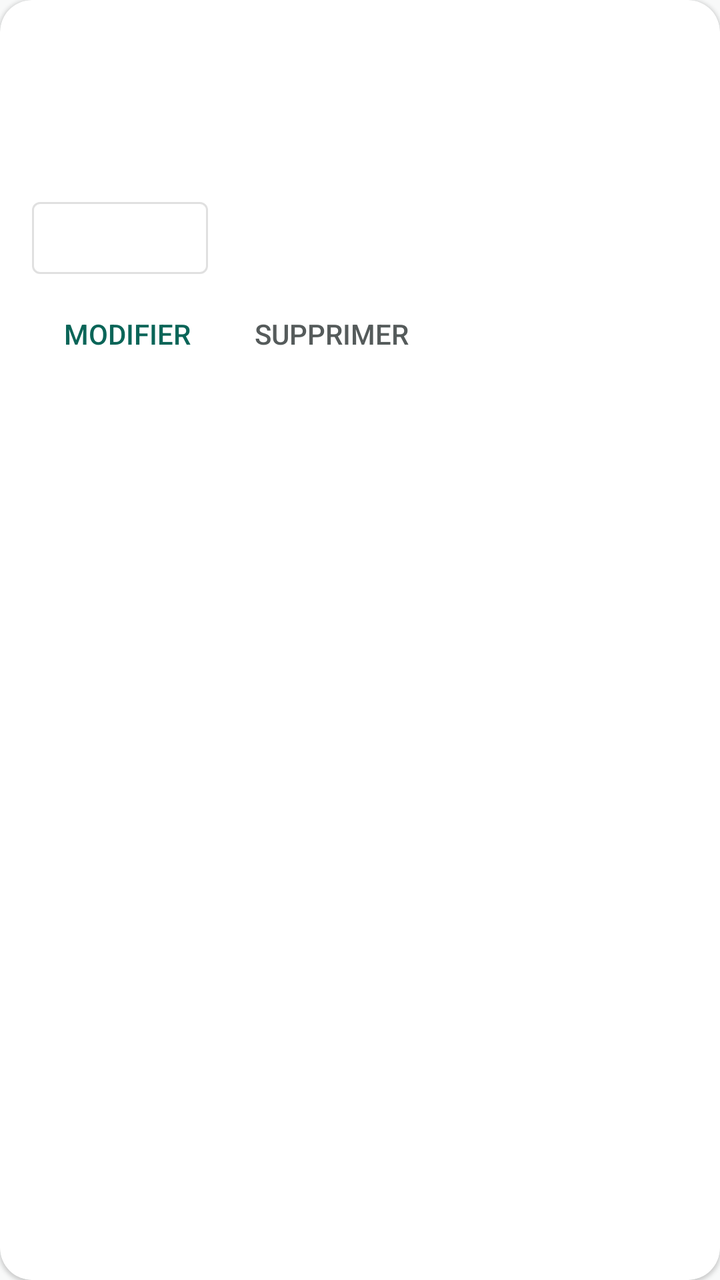
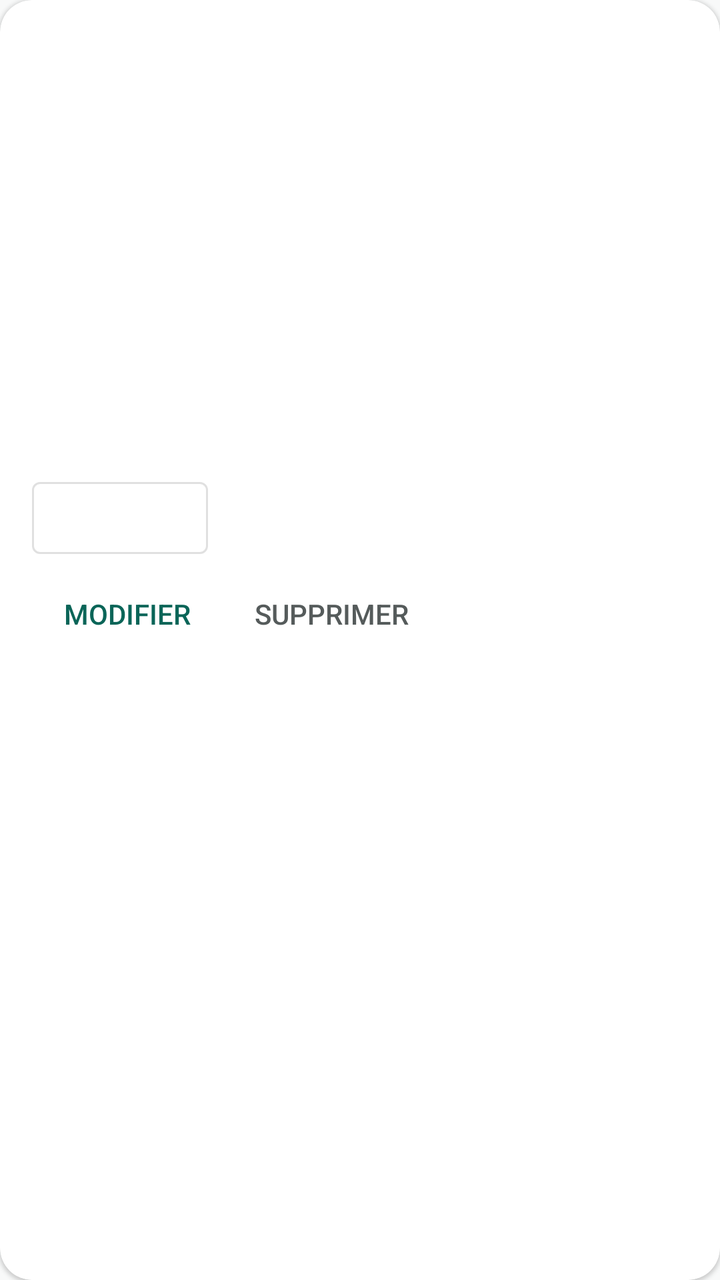

Two renders of the same Android screen: before a commit and after it. Below are the layout's source before the change and the commit's diff.
<!-- AndroidManifest.xml: application theme Theme.GoVoyage -->
<!-- res/layout/item_circuit.xml -->
<?xml version="1.0" encoding="utf-8"?>
<androidx.cardview.widget.CardView xmlns:android="http://schemas.android.com/apk/res/android"
    xmlns:app="http://schemas.android.com/apk/res-auto"
    android:layout_width="match_parent"
    android:layout_height="wrap_content"
    android:layout_marginTop="8dp"
    app:cardBackgroundColor="@color/palette_blanc"
    app:cardCornerRadius="16dp"
    app:cardElevation="1dp">

    <LinearLayout
        android:layout_width="match_parent"
        android:layout_height="wrap_content"
        android:orientation="vertical"
        android:padding="16dp">

        <TextView
            android:id="@+id/tvDureeEstimation"
            android:layout_width="match_parent"
            android:layout_height="wrap_content"
            android:textColor="@color/palette_turquoise_fonce"
            android:textSize="14sp" />

        <TextView
            android:id="@+id/tvNomCircuit"
            android:layout_width="match_parent"
            android:layout_height="wrap_content"
            android:layout_marginTop="2dp"
            android:textColor="@color/palette_encre"
            android:textSize="20sp"
            android:textStyle="bold" />

        <TextView
            android:id="@+id/tvItineraire"
            android:layout_width="match_parent"
            android:layout_height="wrap_content"
            android:layout_marginTop="4dp"
            android:textColor="@color/palette_texte_secondaire"
            android:textSize="14sp" />

        <Button
            android:id="@+id/boutonVoirCircuit"
            style="@style/Widget.MaterialComponents.Button.OutlinedButton"
            android:layout_width="wrap_content"
            android:layout_height="wrap_content"
            android:layout_marginTop="8dp"
            android:textColor="@color/palette_turquoise_fonce" />

        <LinearLayout
            android:id="@+id/groupeActions"
            android:layout_width="match_parent"
            android:layout_height="wrap_content"
            android:orientation="horizontal">

            <Button
                android:id="@+id/boutonModifier"
                style="?android:attr/borderlessButtonStyle"
                android:layout_width="wrap_content"
                android:layout_height="wrap_content"
                android:text="@string/item_circuit_modifier"
                android:textColor="@color/palette_turquoise_fonce" />

            <Button
                android:id="@+id/boutonSupprimer"
                style="?android:attr/borderlessButtonStyle"
                android:layout_width="wrap_content"
                android:layout_height="wrap_content"
                android:text="@string/item_circuit_supprimer"
                android:textColor="@color/palette_texte_secondaire" />
        </LinearLayout>
    </LinearLayout>
</androidx.cardview.widget.CardView>
<!-- resources referenced by this layout -->
<resources>
  <color name="palette_blanc">#FFFFFF</color>
  <color name="palette_encre">#242B2B</color>
  <color name="palette_texte_secondaire">#555B5B</color>
  <color name="palette_turquoise_fonce">#0A6558</color>
  <string name="item_circuit_modifier">Modifier</string>
  <string name="item_circuit_supprimer">Supprimer</string>
  <style name="Theme.GoVoyage" parent="Theme.MaterialComponents.Light.NoActionBar">
          <item name="colorPrimary">@color/palette_turquoise_fonce</item>
          <item name="colorPrimaryVariant">@color/palette_turquoise_fonce</item>
          <item name="colorOnPrimary">@color/palette_blanc</item>
          <item name="colorSecondary">@color/palette_turquoise_fonce</item>
          <item name="colorSecondaryVariant">@color/palette_turquoise_fonce</item>
          <item name="colorOnSecondary">@color/palette_blanc</item>
          <item name="android:colorBackground">@color/palette_fond</item>
          <item name="android:statusBarColor">@color/palette_turquoise_fonce</item>
          <item name="android:windowBackground">@color/palette_fond</item>
      </style>
  <color name="palette_fond">#F8F9F9</color>
</resources>

<!-- the commit's change to res/layout/item_circuit.xml (unified diff, before → after) -->
@@ -11,62 +11,75 @@
     <LinearLayout
         android:layout_width="match_parent"
         android:layout_height="wrap_content"
-        android:orientation="vertical"
-        android:padding="16dp">
+        android:orientation="vertical">
 
-        <TextView
-            android:id="@+id/tvDureeEstimation"
+        <ImageView
+            android:id="@+id/imageCircuit"
+            android:layout_width="match_parent"
+            android:layout_height="140dp"
+            android:importantForAccessibility="no"
+            android:scaleType="centerCrop" />
+
+        <LinearLayout
             android:layout_width="match_parent"
             android:layout_height="wrap_content"
-            android:textColor="@color/palette_turquoise_fonce"
-            android:textSize="14sp" />
+            android:orientation="vertical"
+            android:padding="16dp">
 
-        <TextView
-            android:id="@+id/tvNomCircuit"
-            android:layout_width="match_parent"
-            android:layout_height="wrap_content"
-            android:layout_marginTop="2dp"
-            android:textColor="@color/palette_encre"
-            android:textSize="20sp"
-            android:textStyle="bold" />
+            <TextView
+                android:id="@+id/tvDureeEstimation"
+                android:layout_width="match_parent"
+                android:layout_height="wrap_content"
+                android:textColor="@color/palette_turquoise_fonce"
+                android:textSize="14sp" />
 
-        <TextView
-            android:id="@+id/tvItineraire"
-            android:layout_width="match_parent"
-            android:layout_height="wrap_content"
-            android:layout_marginTop="4dp"
-            android:textColor="@color/palette_texte_secondaire"
-            android:textSize="14sp" />
+            <TextView
+                android:id="@+id/tvNomCircuit"
+                android:layout_width="match_parent"
+                android:layout_height="wrap_content"
+                android:layout_marginTop="2dp"
+                android:textColor="@color/palette_encre"
+                android:textSize="20sp"
+                android:textStyle="bold" />
 
-        <Button
-            android:id="@+id/boutonVoirCircuit"
-            style="@style/Widget.MaterialComponents.Button.OutlinedButton"
-            android:layout_width="wrap_content"
-            android:layout_height="wrap_content"
-            android:layout_marginTop="8dp"
-            android:textColor="@color/palette_turquoise_fonce" />
-
-        <LinearLayout
-            android:id="@+id/groupeActions"
-            android:layout_width="match_parent"
-            android:layout_height="wrap_content"
-            android:orientation="horizontal">
+            <TextView
+                android:id="@+id/tvItineraire"
+                android:layout_width="match_parent"
+                android:layout_height="wrap_content"
+                android:layout_marginTop="4dp"
+                android:textColor="@color/palette_texte_secondaire"
+                android:textSize="14sp" />
 
             <Button
-                android:id="@+id/boutonModifier"
-                style="?android:attr/borderlessButtonStyle"
+                android:id="@+id/boutonVoirCircuit"
+                style="@style/Widget.MaterialComponents.Button.OutlinedButton"
                 android:layout_width="wrap_content"
                 android:layout_height="wrap_content"
-                android:text="@string/item_circuit_modifier"
+                android:layout_marginTop="8dp"
                 android:textColor="@color/palette_turquoise_fonce" />
 
-            <Button
-                android:id="@+id/boutonSupprimer"
-                style="?android:attr/borderlessButtonStyle"
-                android:layout_width="wrap_content"
+            <LinearLayout
+                android:id="@+id/groupeActions"
+                android:layout_width="match_parent"
                 android:layout_height="wrap_content"
-                android:text="@string/item_circuit_supprimer"
-                android:textColor="@color/palette_texte_secondaire" />
+                android:orientation="horizontal">
+
+                <Button
+                    android:id="@+id/boutonModifier"
+                    style="?android:attr/borderlessButtonStyle"
+                    android:layout_width="wrap_content"
+                    android:layout_height="wrap_content"
+                    android:text="@string/item_circuit_modifier"
+                    android:textColor="@color/palette_turquoise_fonce" />
+
+                <Button
+                    android:id="@+id/boutonSupprimer"
+                    style="?android:attr/borderlessButtonStyle"
+                    android:layout_width="wrap_content"
+                    android:layout_height="wrap_content"
+                    android:text="@string/item_circuit_supprimer"
+                    android:textColor="@color/palette_texte_secondaire" />
+            </LinearLayout>
         </LinearLayout>
     </LinearLayout>
 </androidx.cardview.widget.CardView>
